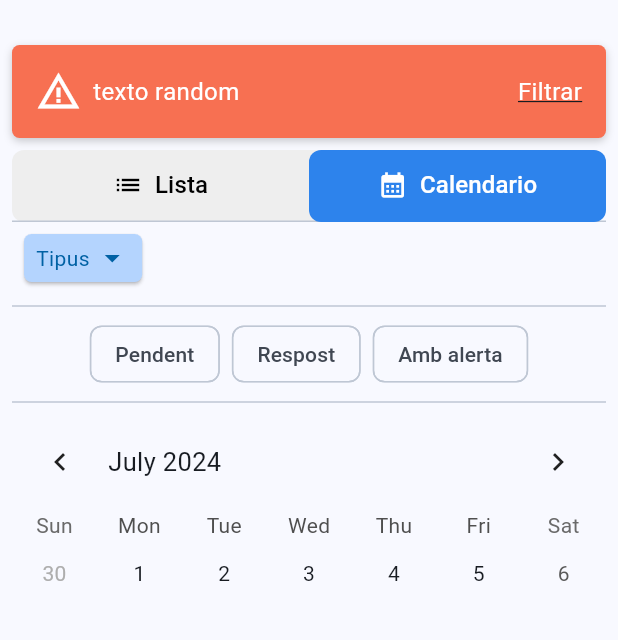
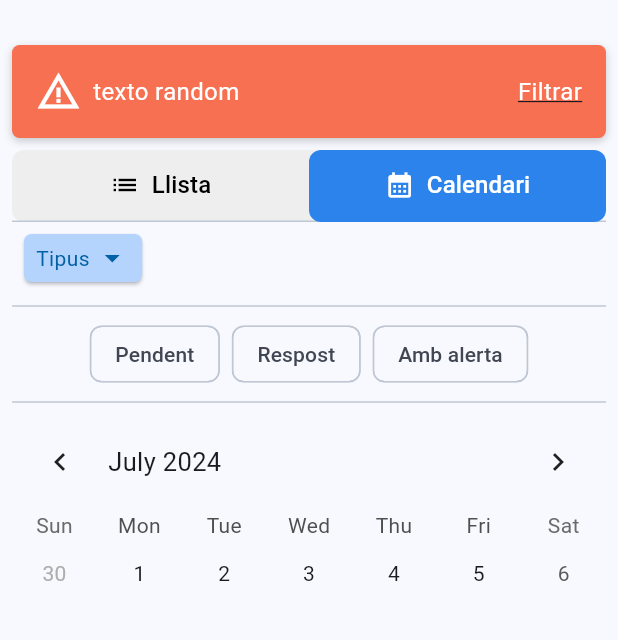
Before and after one commit to AssociacioFemPinya/mobile, a Flutter app: the screen it shows after launch, tab 2 chosen, on a phone screen of 412 x 824 dp, the part 63-703 px from its top. Run offline on Flutter 3.47's test engine with Material 3 defaults, Android fonts, the light colour scheme and no system bars; drawn by our look-alikes of table_calendar; our stand-ins replace dartz, equatable, flutter_bloc, flutter_svg, get_it; generated files the repository leaves out were written again.

Commit message:
fixed translations

```diff
--- a/lib/features/events/presentation/widgets/events_list/events_view_mode.dart
+++ b/lib/features/events/presentation/widgets/events_list/events_view_mode.dart
@@ -6,6 +6,7 @@ import 'package:fempinya3_flutter_app/features/events/presentation/bloc/events_l
 import 'package:fempinya3_flutter_app/features/events/presentation/bloc/events_list/events_filters/events_filters_bloc.dart';
 import 'package:fempinya3_flutter_app/features/events/presentation/bloc/events_list/events_view_mode/events_view_mode_bloc.dart';
 import 'package:table_calendar/table_calendar.dart';
+import 'package:flutter_gen/gen_l10n/app_localizations.dart';
 
 class EventsViewModeWidget extends StatefulWidget {
   const EventsViewModeWidget({super.key});
@@ -19,44 +20,19 @@ class _EventsViewModeWidgetState extends State<EventsViewModeWidget>
   late TabController _tabController;
   late EventsViewModeEnum _currentViewMode;
 
-  final Map<EventsViewModeEnum, Tab> _tabs = {
-    EventsViewModeEnum.list: const Tab(
-      child: Row(
-        mainAxisAlignment: MainAxisAlignment.center,
-        children: [
-          Icon(Icons.list, size: 20),
-          SizedBox(width: 8),
-          Text('Lista', style: TextStyle(fontSize: 16)),
-        ],
-      ),
-    ),
-    EventsViewModeEnum.calendar: const Tab(
-      child: Row(
-        mainAxisAlignment: MainAxisAlignment.center,
-        children: [
-          Icon(Icons.calendar_month, size: 20),
-          SizedBox(width: 8),
-          Text('Calendario', style: TextStyle(fontSize: 16)),
-        ],
-      ),
-    ),
+  late Map<EventsViewModeEnum, int> tabIndexMap = {
+    EventsViewModeEnum.list: 0,
+    EventsViewModeEnum.calendar: 1,
   };
-
-  late Map<EventsViewModeEnum, int> _tabIndexMap;
 
   @override
   void initState() {
     super.initState();
 
-    _tabIndexMap = {
-      EventsViewModeEnum.list: 0,
-      EventsViewModeEnum.calendar: 1,
-    };
-
-    _tabController = TabController(length: _tabs.length, vsync: this)
+    _tabController = TabController(length: tabIndexMap.length, vsync: this)
       ..addListener(() {
         if (_tabController.indexIsChanging) {
-          EventsViewModeEnum selectedMode = _tabIndexMap.entries
+          EventsViewModeEnum selectedMode = tabIndexMap.entries
               .firstWhere((entry) => entry.value == _tabController.index)
               .key;
           _onTabChanged(selectedMode);
@@ -66,7 +42,7 @@ class _EventsViewModeWidgetState extends State<EventsViewModeWidget>
     WidgetsBinding.instance.addPostFrameCallback((_) {
       final state = context.read<EventsViewModeBloc>().state;
       _currentViewMode = state.eventsViewMode;
-      _tabController.index = _tabIndexMap[_currentViewMode]!;
+      _tabController.index = tabIndexMap[_currentViewMode]!;
     });
   }
 
@@ -84,6 +60,33 @@ class _EventsViewModeWidgetState extends State<EventsViewModeWidget>
 
   @override
   Widget build(BuildContext context) {
+    var translate = AppLocalizations.of(context)!;
+
+    final Map<EventsViewModeEnum, Tab> tabs = {
+      EventsViewModeEnum.list: Tab(
+        child: Row(
+          mainAxisAlignment: MainAxisAlignment.center,
+          children: [
+            const Icon(Icons.list, size: 20),
+            const SizedBox(width: 8),
+            Text(translate.eventPageEventViewModeList,
+                style: const TextStyle(fontSize: 16)),
+          ],
+        ),
+      ),
+      EventsViewModeEnum.calendar:  Tab(
+        child: Row(
+          mainAxisAlignment: MainAxisAlignment.center,
+          children: [
+            const Icon(Icons.calendar_month, size: 20),
+            const SizedBox(width: 8),
+            Text(translate.eventPageEventViewModeCalendar,
+                style: const TextStyle(fontSize: 16)),
+          ],
+        ),
+      ),
+    };
+
     return BlocBuilder<EventsViewModeBloc, EventsViewModeState>(
       builder: (context, state) {
         return SizedBox(
@@ -96,7 +99,7 @@ class _EventsViewModeWidgetState extends State<EventsViewModeWidget>
             ),
             child: TabBar(
               controller: _tabController,
-              tabs: _tabs.values.toList(),
+              tabs: tabs.values.toList(),
               labelColor: Colors.white,
               unselectedLabelColor: Colors.black,
               indicator: BoxDecoration(
--- a/lib/l10n/app_ca.arb
+++ b/lib/l10n/app_ca.arb
@@ -27,5 +27,7 @@
     "eventsPageTypeFilterTitle": "Tipus",
     "eventPageStatusFilterPending": "Pendent",
     "eventPageStatusFilterAnswered": "Respost",
-    "eventPageStatusFilterWarning": "Amb alerta"
+    "eventPageStatusFilterWarning": "Amb alerta",
+    "eventPageEventViewModeList" : "Llista",
+    "eventPageEventViewModeCalendar": "Calendari"
 }
--- a/lib/l10n/app_en.arb
+++ b/lib/l10n/app_en.arb
@@ -11,7 +11,7 @@
     "menuHome": "Home",
     "menuEvents": "Events",
     "menuNotifications": "Notifications",
-"menuLanguageSettings": "{locale, select, ca {Català} en {English} es {Español} other {-}}",
+    "menuLanguageSettings": "{locale, select, ca {Català} en {English} es {Español} other {-}}",
 "@menuLanguageSettings": {
     "placeholders": {
       "locale": {
--- a/lib/l10n/app_es.arb
+++ b/lib/l10n/app_es.arb
@@ -11,7 +11,7 @@
   "menuHome": "Inicio",
   "menuEvents": "Eventos",
   "menuNotifications": "Notificaciones",
-  "menuLanguageSettings": "{locale, select, ca {Català} en {English} es {Español} other {-}}",
+    "menuLanguageSettings": "{locale, select, ca {Català} en {English} es {Español} other {-}}",
   "@menuLanguageSettings": {
       "placeholders": {
           "locale": {
@@ -27,5 +27,8 @@
   "eventsPageTypeFilterTitle": "Tipo",
   "eventPageStatusFilterPending": "Pendiente",
   "eventPageStatusFilterAnswered": "Respondido",
-  "eventPageStatusFilterWarning": "Con alerta"
+  "eventPageStatusFilterWarning": "Con alerta",
+
+    "eventPageEventViewModeList" : "Lista",
+    "eventPageEventViewModeCalendar": "Calendario"
 }
--- a/lib/l10n/app_fr.arb
+++ b/lib/l10n/app_fr.arb
@@ -11,7 +11,7 @@
   "menuHome": "Inicio",
   "menuEvents": "Eventos",
   "menuNotifications": "Notificaciones",
-"menuLanguageSettings": "{locale, select, ca {Català} en {English} es {Español} other {-}}",
+    "menuLanguageSettings": "{locale, select, ca {Català} en {English} es {Español} other {-}}",
 "@menuLanguageSettings": {
   "placeholders": {
     "locale": {
```
